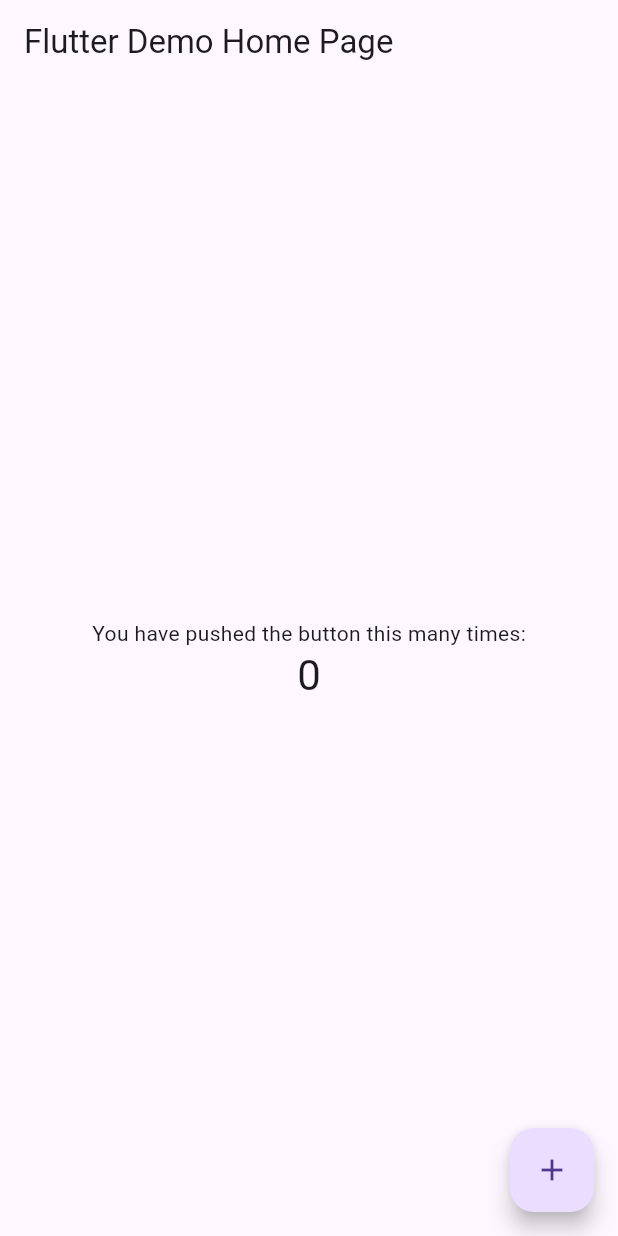
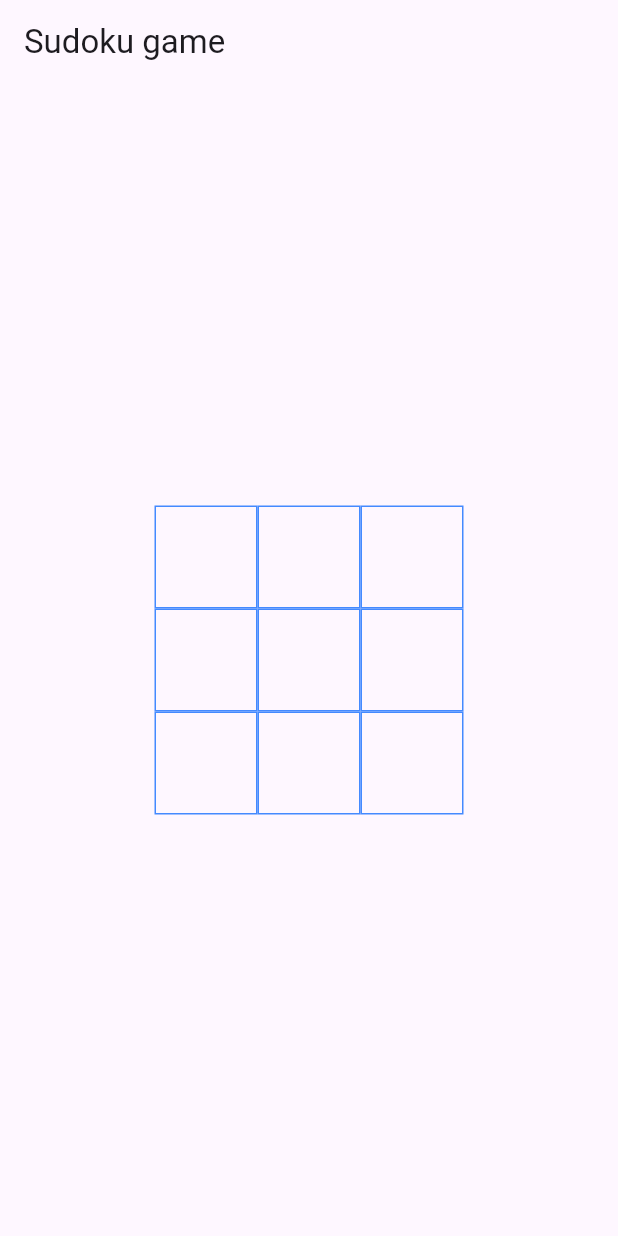
Before and after one commit to AlexandreGARCES/flutter-tp-sudoku, a Flutter app: the screen it shows after launch, on a phone screen of 412 x 824 dp. Run offline on Flutter 3.47's test engine with Material 3 defaults, Android fonts, the phone set to English and light mode, and no system bars.

Commit message:
Resolves 1

```diff
--- /dev/null
+++ b/lib/grid.dart
@@ -0,0 +1,40 @@
+import 'package:flutter/material.dart';
+
+class Grid extends StatelessWidget {
+  const Grid({super.key});
+
+  @override
+  Widget build(BuildContext context) {
+    final double boxSize = MediaQuery.of(context).size.width / 6;
+
+    return Scaffold(
+      appBar: AppBar(
+        title: const Text('Sudoku game'),
+      ),
+      body: Center(
+        child: SizedBox(
+          width: boxSize * 3,
+          height: boxSize * 3,
+          child: GridView.count(
+            crossAxisCount: 3,
+            children: List.generate(9, (x) {
+              return Container(
+                width: boxSize,
+                height: boxSize,
+                decoration: BoxDecoration(
+                  border: Border.all(color: Colors.blueAccent),
+                ),
+              );
+            }),
+          ),
+        ),
+      ),
+    );
+  }
+}
+
+void main() {
+  runApp(const MaterialApp(
+    home: Grid(),
+  ));
+}
--- a/lib/main.dart
+++ b/lib/main.dart
@@ -1,5 +1,7 @@
 import 'package:flutter/material.dart';
 import 'package:sudoku_starter/game.dart';
+
+import 'grid.dart';
 
 void main() {
   runApp(const MyApp());
@@ -25,7 +27,7 @@ class MyApp extends StatelessWidget {
         // is not restarted.
         primarySwatch: Colors.blue,
       ),
-      home: const Game(title: 'Flutter Demo Home Page'),
+      home: const Grid(),
     );
   }
 }
```
